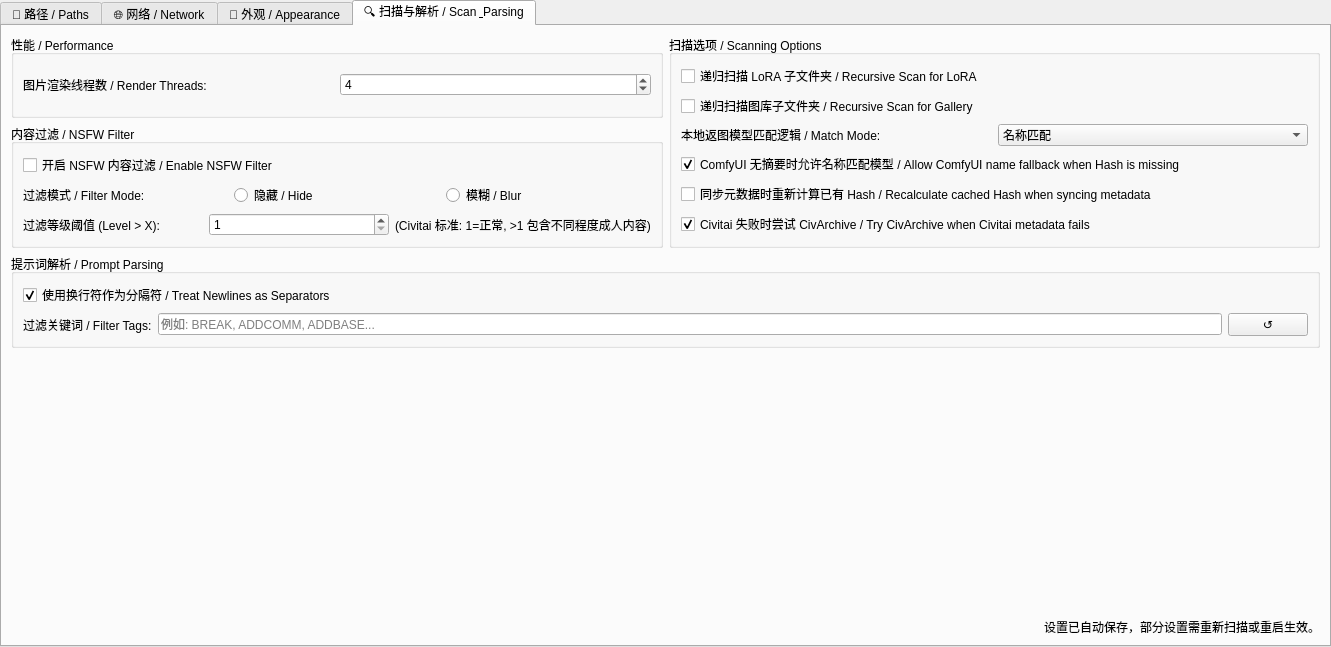
Qt form pages/settingspage.ui (hanbinhsh/SD-LoRA-Manager) before a commit.
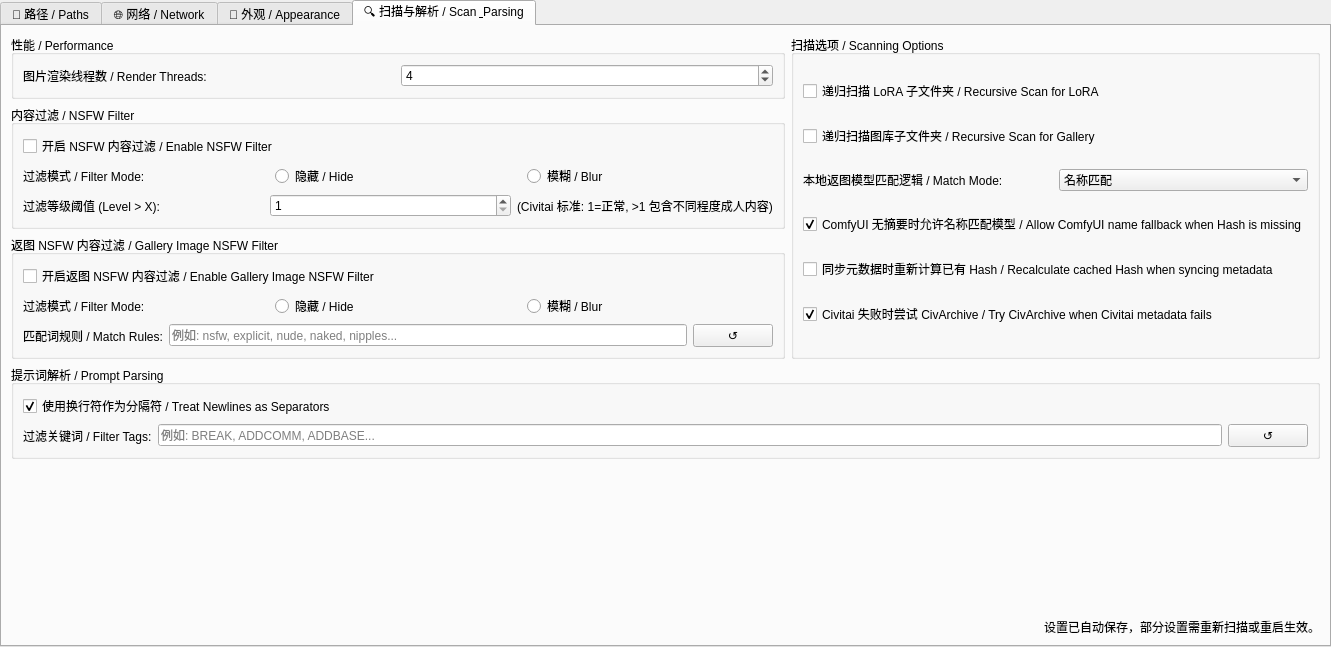
The same form after that commit. The open tabs and pages were chosen to show the change.

```diff
--- a/pages/settingspage.ui
+++ b/pages/settingspage.ui
@@ -959,6 +959,84 @@
              </layout>
             </widget>
            </item>
+           <item>
+            <widget class="QGroupBox" name="groupGalleryNSFW">
+             <property name="title">
+              <string>返图 NSFW 内容过滤 / Gallery Image NSFW Filter</string>
+             </property>
+             <layout class="QVBoxLayout" name="verticalLayout_GalleryNSFW">
+              <item>
+               <widget class="QCheckBox" name="chkFilterGalleryNSFW">
+                <property name="toolTip">
+                 <string>开启后，将根据下方设定的正面提示词匹配规则对本地返图进行隐藏或模糊处理。</string>
+                </property>
+                <property name="text">
+                 <string>开启返图 NSFW 内容过滤 / Enable Gallery Image NSFW Filter</string>
+                </property>
+               </widget>
+              </item>
+              <item>
+               <layout class="QHBoxLayout" name="horizontalLayout_GalleryNSFWMode">
+                <item>
+                 <widget class="QLabel" name="lblGalleryNSFWMode">
+                  <property name="text">
+                   <string>过滤模式 / Filter Mode:</string>
+                  </property>
+                 </widget>
+                </item>
+                <item>
+                 <widget class="QRadioButton" name="radioGalleryNSFW_Hide">
+                  <property name="text">
+                   <string>隐藏 / Hide</string>
+                  </property>
+                 </widget>
+                </item>
+                <item>
+                 <widget class="QRadioButton" name="radioGalleryNSFW_Blur">
+                  <property name="text">
+                   <string>模糊 / Blur</string>
+                  </property>
+                 </widget>
+                </item>
+               </layout>
+              </item>
+              <item>
+               <layout class="QHBoxLayout" name="horizontalLayout_GalleryNSFWRules">
+                <item>
+                 <widget class="QLabel" name="lblGalleryNSFWRules">
+                  <property name="text">
+                   <string>匹配词规则 / Match Rules:</string>
+                  </property>
+                 </widget>
+                </item>
+                <item>
+                 <widget class="QLineEdit" name="editGalleryNSFWRules">
+                  <property name="toolTip">
+                   <string>匹配正面提示词（支持英文逗号、分号或换行分隔，不区分大小写；支持 * 通配符及 regex:正则表达式）。</string>
+                  </property>
+                  <property name="placeholderText">
+                   <string>例如: nsfw, explicit, nude, naked, nipples...</string>
+                  </property>
+                 </widget>
+                </item>
+                <item>
+                 <widget class="QPushButton" name="btnResetGalleryNSFWRules">
+                  <property name="cursor">
+                   <cursorShape>PointingHandCursor</cursorShape>
+                  </property>
+                  <property name="toolTip">
+                   <string>重置为默认值</string>
+                  </property>
+                  <property name="text">
+                   <string>↺</string>
+                  </property>
+                 </widget>
+                </item>
+               </layout>
+              </item>
+             </layout>
+            </widget>
+           </item>
           </layout>
          </item>
          <item>
```
